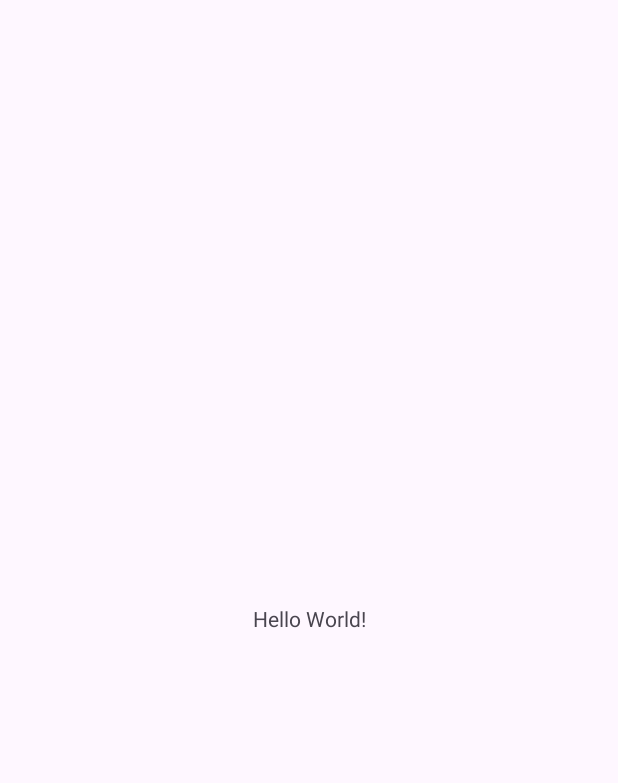
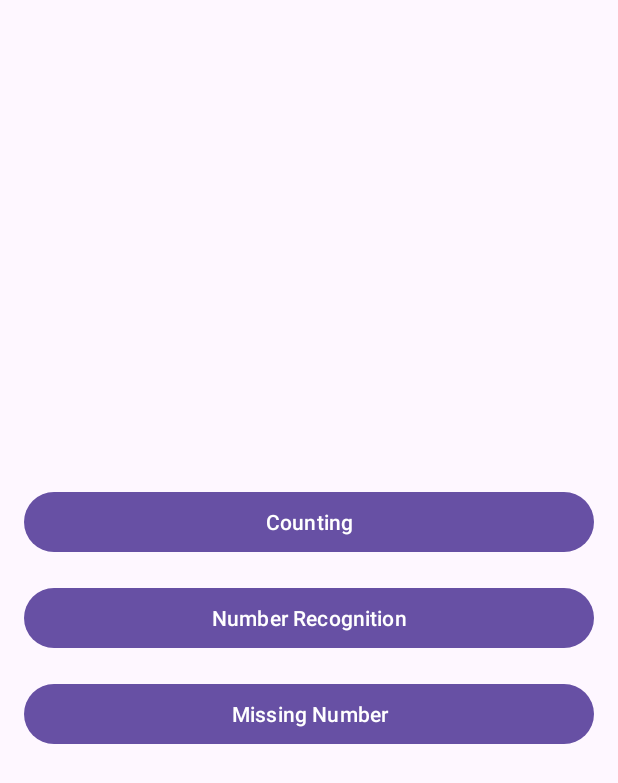
Before and after one commit to Shen1102/KindergartenMathApp, an Android app: the screen it shows after launch (MainActivity), on a phone screen of 412 x 824 dp. Before the commit the part shown is almost empty. Shown: the top 783 px of the screen. Run offline under Robolectric (Android 15) with nearby library versions, the phone set to English and light mode, and no system bars; 2 statements that could not run were skipped.

Commit message:
Initial Commit

```diff
--- a/app/src/main/java/com/shen/kindergartenmathapp/MainActivity.java
+++ b/app/src/main/java/com/shen/kindergartenmathapp/MainActivity.java
@@ -7,18 +7,30 @@ import androidx.appcompat.app.AppCompatActivity;
 import androidx.core.graphics.Insets;
 import androidx.core.view.ViewCompat;
 import androidx.core.view.WindowInsetsCompat;
+import android.content.Intent;
+import android.widget.Button;
+
 
 public class MainActivity extends AppCompatActivity {
+
+    Button btnCounting, btnRecognition, btnMissing;
 
     @Override
     protected void onCreate(Bundle savedInstanceState) {
         super.onCreate(savedInstanceState);
-        EdgeToEdge.enable(this);
         setContentView(R.layout.activity_main);
-        ViewCompat.setOnApplyWindowInsetsListener(findViewById(R.id.main), (v, insets) -> {
-            Insets systemBars = insets.getInsets(WindowInsetsCompat.Type.systemBars());
-            v.setPadding(systemBars.left, systemBars.top, systemBars.right, systemBars.bottom);
-            return insets;
-        });
+
+        btnCounting = findViewById(R.id.btnCounting);
+        btnRecognition = findViewById(R.id.btnRecognition);
+        btnMissing = findViewById(R.id.btnMissing);
+
+        btnCounting.setOnClickListener(v ->
+                startActivity(new Intent(MainActivity.this, CountingActivity.class)));
+
+        btnRecognition.setOnClickListener(v ->
+                startActivity(new Intent(MainActivity.this, RecognitionActivity.class)));
+
+        btnMissing.setOnClickListener(v ->
+                startActivity(new Intent(MainActivity.this, MissingNumberActivity.class)));
     }
 }
--- a/app/src/main/res/layout/activity_main.xml
+++ b/app/src/main/res/layout/activity_main.xml
@@ -7,13 +7,33 @@
     android:layout_height="match_parent"
     tools:context=".MainActivity">
 
-    <TextView
-        android:layout_width="wrap_content"
-        android:layout_height="wrap_content"
-        android:text="Hello World!"
-        app:layout_constraintBottom_toBottomOf="parent"
-        app:layout_constraintEnd_toEndOf="parent"
-        app:layout_constraintStart_toStartOf="parent"
-        app:layout_constraintTop_toTopOf="parent" />
+    <LinearLayout xmlns:android="http://schemas.android.com/apk/res/android"
+        android:layout_width="match_parent"
+        android:layout_height="match_parent"
+        android:orientation="vertical"
+        android:gravity="center"
+        android:padding="16dp">
+
+        <Button
+            android:id="@+id/btnCounting"
+            android:layout_width="match_parent"
+            android:layout_height="wrap_content"
+            android:text="Counting" />
+
+        <Button
+            android:id="@+id/btnRecognition"
+            android:layout_width="match_parent"
+            android:layout_height="wrap_content"
+            android:text="Number Recognition"
+            android:layout_marginTop="16dp" />
+
+        <Button
+            android:id="@+id/btnMissing"
+            android:layout_width="match_parent"
+            android:layout_height="wrap_content"
+            android:text="Missing Number"
+            android:layout_marginTop="16dp" />
+    </LinearLayout>
+
 
 </androidx.constraintlayout.widget.ConstraintLayout>
```
Also changed, not shown: app/src/main/java/com/shen/kindergartenmathapp/CountingActivity.java (added, +80 -0 lines), app/src/main/res/layout/activity_counting.xml (added, +37 -0 lines).
